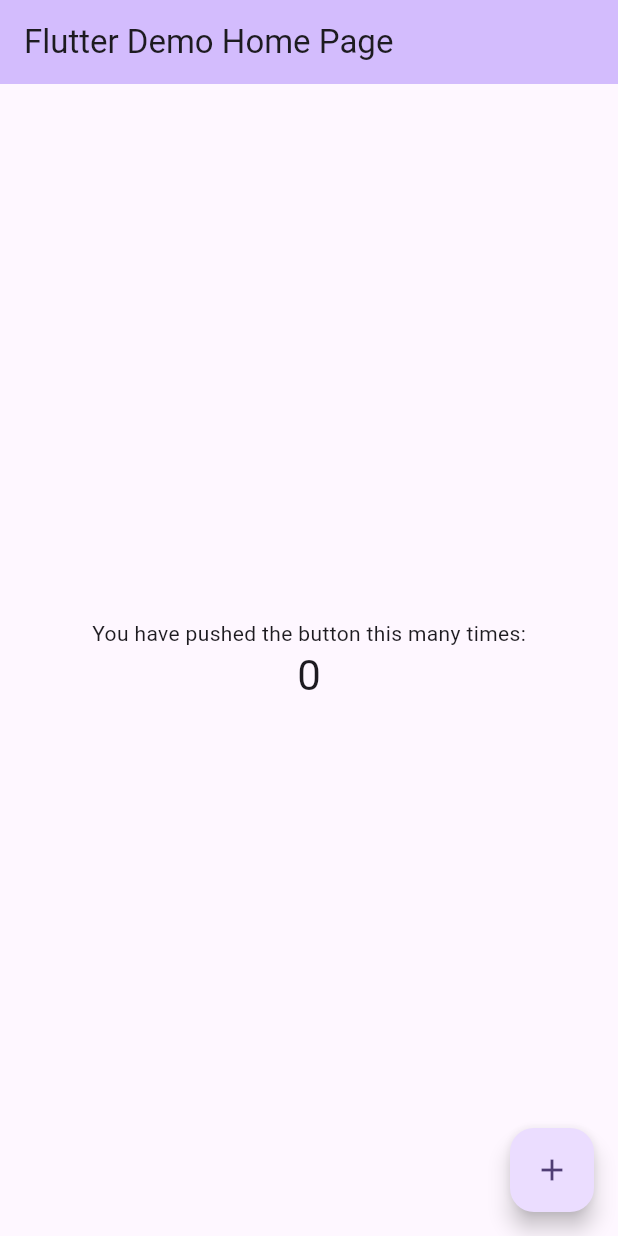
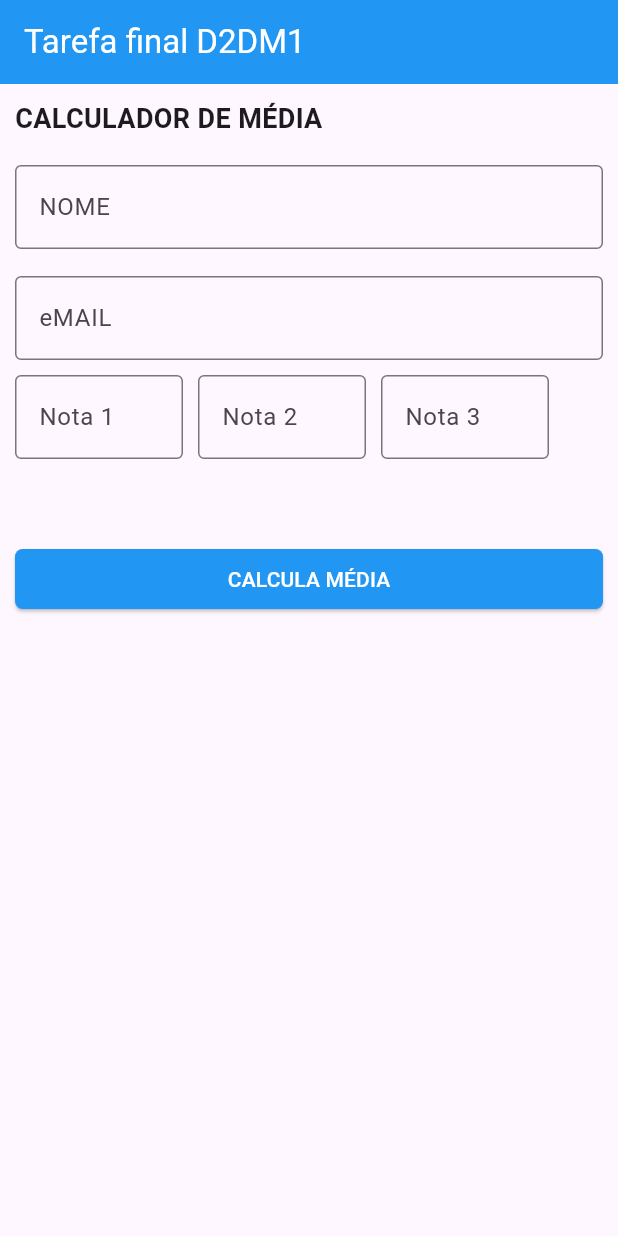
Before and after one commit to Lilianperim/CalculaMedia, a Flutter app: the screen it shows after launch, on a phone screen of 412 x 824 dp. Run offline on Flutter 3.47's test engine with Material 3 defaults, Android fonts, the phone set to English and light mode, and no system bars.

Commit message:
create input fields and button calculate

```diff
--- a/lib/main.dart
+++ b/lib/main.dart
@@ -1,125 +1,16 @@
 import 'package:flutter/material.dart';
+import 'media/media_page.dart';
 
 void main() {
-  runApp(const MyApp());
+  runApp(MyApp());
 }
 
 class MyApp extends StatelessWidget {
-  const MyApp({super.key});
-
-  // This widget is the root of your application.
   @override
   Widget build(BuildContext context) {
     return MaterialApp(
-      title: 'Flutter Demo',
-      theme: ThemeData(
-        // This is the theme of your application.
-        //
-        // TRY THIS: Try running your application with "flutter run". You'll see
-        // the application has a purple toolbar. Then, without quitting the app,
-        // try changing the seedColor in the colorScheme below to Colors.green
-        // and then invoke "hot reload" (save your changes or press the "hot
-        // reload" button in a Flutter-supported IDE, or press "r" if you used
-        // the command line to start the app).
-        //
-        // Notice that the counter didn't reset back to zero; the application
-        // state is not lost during the reload. To reset the state, use hot
-        // restart instead.
-        //
-        // This works for code too, not just values: Most code changes can be
-        // tested with just a hot reload.
-        colorScheme: ColorScheme.fromSeed(seedColor: Colors.deepPurple),
-        useMaterial3: true,
-      ),
-      home: const MyHomePage(title: 'Flutter Demo Home Page'),
+      title: 'Tarefa final D2DM1',
+      home: NotaMedia(),
     );
   }
 }
-
-class MyHomePage extends StatefulWidget {
-  const MyHomePage({super.key, required this.title});
-
-  // This widget is the home page of your application. It is stateful, meaning
-  // that it has a State object (defined below) that contains fields that affect
-  // how it looks.
-
-  // This class is the configuration for the state. It holds the values (in this
-  // case the title) provided by the parent (in this case the App widget) and
-  // used by the build method of the State. Fields in a Widget subclass are
-  // always marked "final".
-
-  final String title;
-
-  @override
-  State<MyHomePage> createState() => _MyHomePageState();
-}
-
-class _MyHomePageState extends State<MyHomePage> {
-  int _counter = 0;
-
-  void _incrementCounter() {
-    setState(() {
-      // This call to setState tells the Flutter framework that something has
-      // changed in this State, which causes it to rerun the build method below
-      // so that the display can reflect the updated values. If we changed
-      // _counter without calling setState(), then the build method would not be
-      // called again, and so nothing would appear to happen.
-      _counter++;
-    });
-  }
-
-  @override
-  Widget build(BuildContext context) {
-    // This method is rerun every time setState is called, for instance as done
-    // by the _incrementCounter method above.
-    //
-    // The Flutter framework has been optimized to make rerunning build methods
-    // fast, so that you can just rebuild anything that needs updating rather
-    // than having to individually change instances of widgets.
-    return Scaffold(
-      appBar: AppBar(
-        // TRY THIS: Try changing the color here to a specific color (to
-        // Colors.amber, perhaps?) and trigger a hot reload to see the AppBar
-        // change color while the other colors stay the same.
-        backgroundColor: Theme.of(context).colorScheme.inversePrimary,
-        // Here we take the value from the MyHomePage object that was created by
-        // the App.build method, and use it to set our appbar title.
-        title: Text(widget.title),
-      ),
-      body: Center(
-        // Center is a layout widget. It takes a single child and positions it
-        // in the middle of the parent.
-        child: Column(
-          // Column is also a layout widget. It takes a list of children and
-          // arranges them vertically. By default, it sizes itself to fit its
-          // children horizontally, and tries to be as tall as its parent.
-          //
-          // Column has various properties to control how it sizes itself and
-          // how it positions its children. Here we use mainAxisAlignment to
-          // center the children vertically; the main axis here is the vertical
-          // axis because Columns are vertical (the cross axis would be
-          // horizontal).
-          //
-          // TRY THIS: Invoke "debug painting" (choose the "Toggle Debug Paint"
-          // action in the IDE, or press "p" in the console), to see the
-          // wireframe for each widget.
-          mainAxisAlignment: MainAxisAlignment.center,
-          children: <Widget>[
-            const Text(
-              'You have pushed the button this many times:',
-            ),
-            Text(
-              '$_counter',
-              style: Theme.of(context).textTheme.headlineMedium,
-            ),
-          ],
-        ),
-      ),
-      floatingActionButton: FloatingActionButton(
-        onPressed: _incrementCounter,
-        tooltip: 'Increment',
-        child: const Icon(Icons.add),
-      ), // This trailing comma makes auto-formatting nicer for build methods.
-    );
-  }
-}
--- /dev/null
+++ b/lib/media/media_page.dart
@@ -0,0 +1,123 @@
+import 'package:flutter/material.dart';
+
+class NotaMedia extends StatefulWidget {
+  @override
+  State<StatefulWidget> createState() => _NotaMediaState();
+}
+
+class _NotaMediaState extends State<NotaMedia> {
+  static const Widget verticalSpaceSmall = SizedBox(height: 8.0);
+  static const Widget verticalSpaceMedium = SizedBox(height: 10);
+
+  @override
+  Widget build(BuildContext context) {
+    return Scaffold(
+      appBar: AppBar(
+        title:
+            Text('Tarefa final D2DM1', style: TextStyle(color: Colors.white)),
+        backgroundColor: Colors.blue,
+      ),
+      body: SingleChildScrollView(
+        child: Container(
+          margin: const EdgeInsets.all(10.0),
+          child: Column(
+            crossAxisAlignment: CrossAxisAlignment.start,
+            children: <Widget>[
+              const Text(
+                "CALCULADOR DE MÉDIA",
+                style: TextStyle(
+                  fontSize: 18.0,
+                  fontWeight: FontWeight.w600,
+                ),
+              ),
+              verticalSpaceMedium,
+              _buildLabeledTextField('NOME'),
+              _buildLabeledTextField('eMAIL'),
+              _buildLabeledTextFieldSmall('Nota 1', 'Nota 2', 'Nota 3'),
+              _buildButton(context, 'CALCULA MÉDIA', true),
+            ],
+          ),
+        ),
+      ),
+    );
+  }
+
+  Widget _buildLabeledTextField(String hint) {
+    return Column(
+      crossAxisAlignment: CrossAxisAlignment.start,
+      children: <Widget>[
+        verticalSpaceSmall,
+        TextField(
+          decoration: _buildInputDecoration(hint),
+        ),
+        verticalSpaceMedium,
+      ],
+    );
+  }
+
+  Widget _buildLabeledTextFieldSmall(
+      String label1, String label2, String label3) {
+    return Row(
+      children: <Widget>[
+        SizedBox(
+          width: 112,
+          height: 112,
+          child: TextField(
+            decoration: _buildInputDecoration(label1),
+            keyboardType: TextInputType.number,
+          ),
+        ),
+        const SizedBox(width: 10),
+        SizedBox(
+          width: 112,
+          height: 112,
+          child: TextField(
+            decoration: _buildInputDecoration(label2),
+            keyboardType: TextInputType.number,
+          ),
+        ),
+        const SizedBox(width: 10),
+        SizedBox(
+          width: 112,
+          height: 112,
+          child: TextField(
+            decoration: _buildInputDecoration(label3),
+            keyboardType: TextInputType.number,
+          ),
+        ),
+      ],
+    );
+  }
+
+  InputDecoration _buildInputDecoration(String label) {
+    return InputDecoration(
+      border: const OutlineInputBorder(),
+      labelText: label,
+      focusedBorder: const OutlineInputBorder(
+        borderSide: BorderSide(
+            color: Colors.blue, width: 2.0),
+      ),
+    );
+  }
+
+  Widget _buildButton(BuildContext context, String label, bool isFirstButton) {
+    return SizedBox(
+      width: double.infinity,
+      child: ElevatedButton(
+        style: buttonStyle,
+        onPressed: () {},
+        child: Text(
+          label,
+          style: const TextStyle(color: Colors.white),
+        ),
+      ),
+    );
+  }
+
+  final ButtonStyle buttonStyle = ElevatedButton.styleFrom(
+    backgroundColor: Colors.blue,
+    shape: RoundedRectangleBorder(
+      borderRadius: BorderRadius.circular(5),
+    ),
+  );
+}
```
